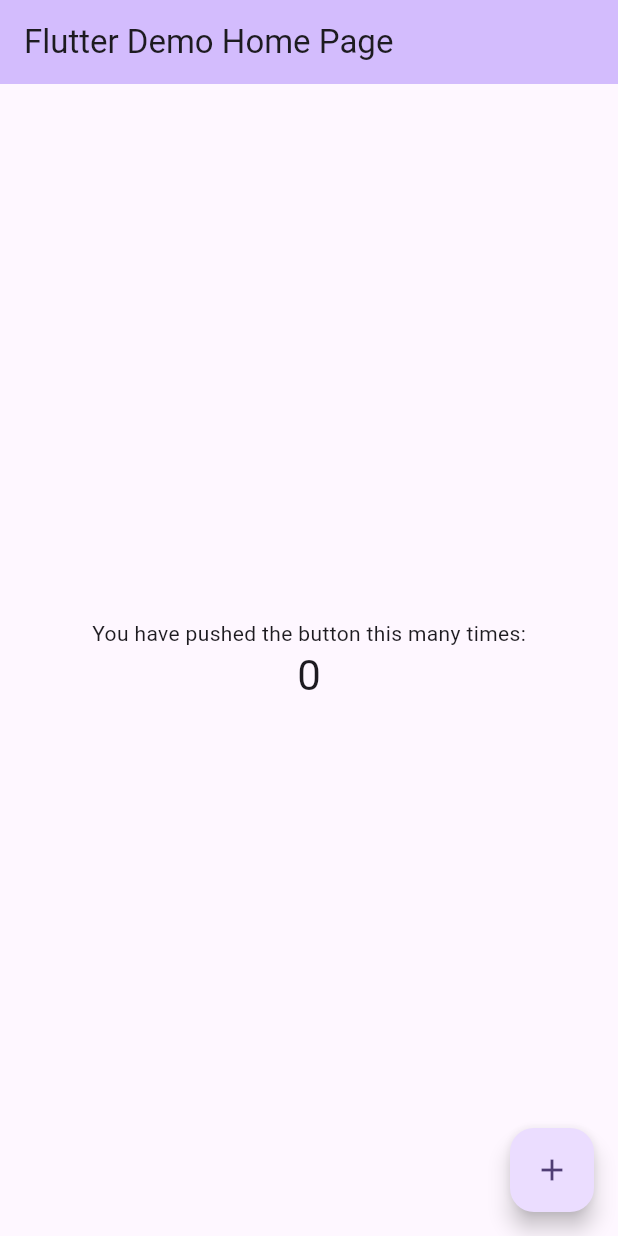
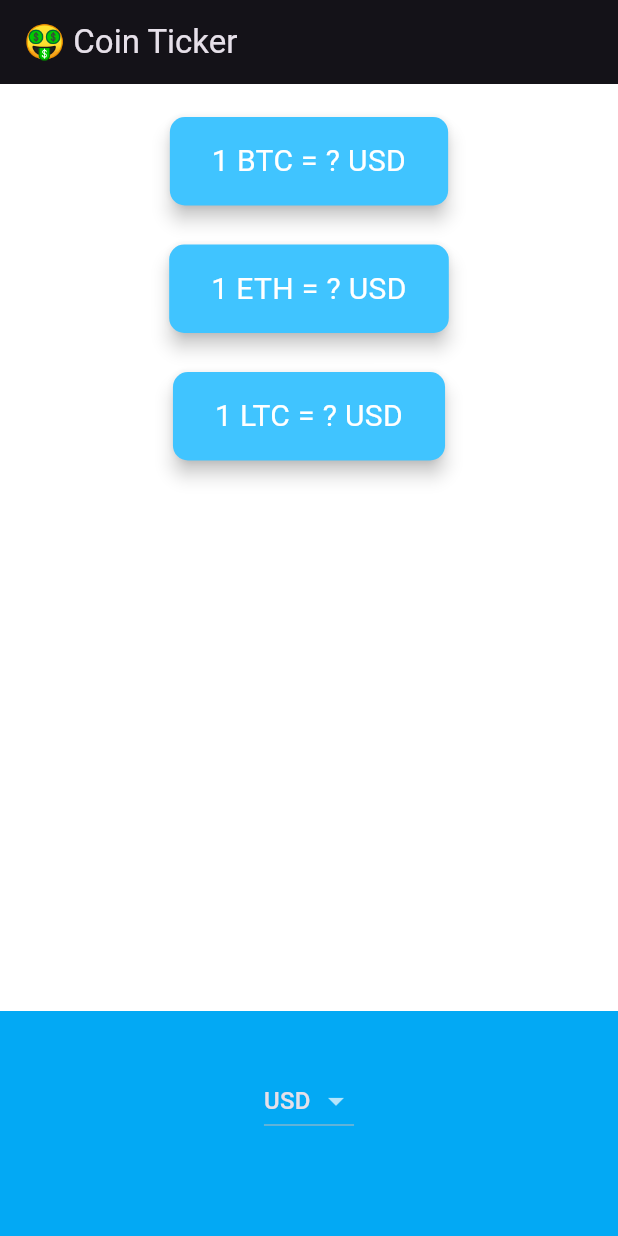
Before and after one commit to ashiqaliaslam/flutter-dart-bootcamp, a Flutter app: the screen it shows after launch, on a phone screen of 412 x 824 dp. Run offline on Flutter 3.47's test engine with Material 3 defaults, Android fonts, the phone set to English and light mode, and no system bars; network calls fail.

Commit message:
bitcoin price app

```diff
--- /dev/null
+++ b/lib/coin_data.dart
@@ -0,0 +1,60 @@
+// ignore_for_file: avoid_print
+
+import 'dart:convert';
+import 'dart:developer' show log;
+
+import 'package:http/http.dart' as http;
+
+const List<String> currenciesList = [
+  'AUD',
+  'BRL',
+  'CAD',
+  'CNY',
+  'EUR',
+  'GBP',
+  'HKD',
+  'IDR',
+  'ILS',
+  'INR',
+  'JPY',
+  'MXN',
+  'NOK',
+  'NZD',
+  'PLN',
+  'PKR',
+  'RON',
+  'RUB',
+  'SEK',
+  'SGD',
+  'USD',
+  'ZAR'
+];
+
+const List<String> cryptoList = ['BTC', 'ETH', 'LTC'];
+
+const coinApiUrl = 'https://rest.coinapi.io/v1/exchangerate';
+const apiKey = '2665C961-861E-4251-BA67-DB441FF599ED';
+
+class CoinData {
+  Future getCoinData(String selectedCurrency) async {
+    Map<String, String> cryptoPrices = {};
+    for (String crypto in cryptoList) {
+      String requestUrl =
+          '$coinApiUrl/$crypto/$selectedCurrency?apikey=$apiKey';
+      http.Response response = await http.get(Uri.parse(requestUrl));
+      if (response.statusCode == 200) {
+        var decodedData = jsonDecode(response.body);
+
+        double lastPrice = decodedData['rate'];
+        cryptoPrices[crypto] = lastPrice.toStringAsFixed(0);
+
+        // return lastPrice;
+      } else {
+        log(response.statusCode.toString());
+        print(response.statusCode);
+        throw 'Problem with the get request';
+      }
+    }
+    return cryptoPrices;
+  }
+}
--- a/lib/main.dart
+++ b/lib/main.dart
@@ -1,125 +1,20 @@
 import 'package:flutter/material.dart';
 
-void main() {
-  runApp(const MyApp());
-}
+import 'price_screen.dart';
+
+void main() => runApp(const MyApp());
 
 class MyApp extends StatelessWidget {
   const MyApp({super.key});
 
-  // This widget is the root of your application.
   @override
   Widget build(BuildContext context) {
     return MaterialApp(
-      title: 'Flutter Demo',
-      theme: ThemeData(
-        // This is the theme of your application.
-        //
-        // TRY THIS: Try running your application with "flutter run". You'll see
-        // the application has a purple toolbar. Then, without quitting the app,
-        // try changing the seedColor in the colorScheme below to Colors.green
-        // and then invoke "hot reload" (save your changes or press the "hot
-        // reload" button in a Flutter-supported IDE, or press "r" if you used
-        // the command line to start the app).
-        //
-        // Notice that the counter didn't reset back to zero; the application
-        // state is not lost during the reload. To reset the state, use hot
-        // restart instead.
-        //
-        // This works for code too, not just values: Most code changes can be
-        // tested with just a hot reload.
-        colorScheme: ColorScheme.fromSeed(seedColor: Colors.deepPurple),
-        useMaterial3: true,
+      theme: ThemeData.dark().copyWith(
+        primaryColor: Colors.lightBlue,
+        scaffoldBackgroundColor: Colors.white,
       ),
-      home: const MyHomePage(title: 'Flutter Demo Home Page'),
+      home: const PriceScreen(),
     );
   }
 }
-
-class MyHomePage extends StatefulWidget {
-  const MyHomePage({super.key, required this.title});
-
-  // This widget is the home page of your application. It is stateful, meaning
-  // that it has a State object (defined below) that contains fields that affect
-  // how it looks.
-
-  // This class is the configuration for the state. It holds the values (in this
-  // case the title) provided by the parent (in this case the App widget) and
-  // used by the build method of the State. Fields in a Widget subclass are
-  // always marked "final".
-
-  final String title;
-
-  @override
-  State<MyHomePage> createState() => _MyHomePageState();
-}
-
-class _MyHomePageState extends State<MyHomePage> {
-  int _counter = 0;
-
-  void _incrementCounter() {
-    setState(() {
-      // This call to setState tells the Flutter framework that something has
-      // changed in this State, which causes it to rerun the build method below
-      // so that the display can reflect the updated values. If we changed
-      // _counter without calling setState(), then the build method would not be
-      // called again, and so nothing would appear to happen.
-      _counter++;
-    });
-  }
-
-  @override
-  Widget build(BuildContext context) {
-    // This method is rerun every time setState is called, for instance as done
-    // by the _incrementCounter method above.
-    //
-    // The Flutter framework has been optimized to make rerunning build methods
-    // fast, so that you can just rebuild anything that needs updating rather
-    // than having to individually change instances of widgets.
-    return Scaffold(
-      appBar: AppBar(
-        // TRY THIS: Try changing the color here to a specific color (to
-        // Colors.amber, perhaps?) and trigger a hot reload to see the AppBar
-        // change color while the other colors stay the same.
-        backgroundColor: Theme.of(context).colorScheme.inversePrimary,
-        // Here we take the value from the MyHomePage object that was created by
-        // the App.build method, and use it to set our appbar title.
-        title: Text(widget.title),
-      ),
-      body: Center(
-        // Center is a layout widget. It takes a single child and positions it
-        // in the middle of the parent.
-        child: Column(
-          // Column is also a layout widget. It takes a list of children and
-          // arranges them vertically. By default, it sizes itself to fit its
-          // children horizontally, and tries to be as tall as its parent.
-          //
-          // Column has various properties to control how it sizes itself and
-          // how it positions its children. Here we use mainAxisAlignment to
-          // center the children vertically; the main axis here is the vertical
-          // axis because Columns are vertical (the cross axis would be
-          // horizontal).
-          //
-          // TRY THIS: Invoke "debug painting" (choose the "Toggle Debug Paint"
-          // action in the IDE, or press "p" in the console), to see the
-          // wireframe for each widget.
-          mainAxisAlignment: MainAxisAlignment.center,
-          children: <Widget>[
-            const Text(
-              'You have pushed the button this many times:',
-            ),
-            Text(
-              '$_counter',
-              style: Theme.of(context).textTheme.headlineMedium,
-            ),
-          ],
-        ),
-      ),
-      floatingActionButton: FloatingActionButton(
-        onPressed: _incrementCounter,
-        tooltip: 'Increment',
-        child: const Icon(Icons.add),
-      ), // This trailing comma makes auto-formatting nicer for build methods.
-    );
-  }
-}
--- /dev/null
+++ b/lib/price_screen.dart
@@ -0,0 +1,179 @@
+import 'dart:developer' show log;
+import 'dart:io' show Platform;
+
+import 'package:flutter/cupertino.dart';
+import 'package:flutter/material.dart';
+
+import 'coin_data.dart';
+
+class PriceScreen extends StatefulWidget {
+  const PriceScreen({super.key});
+
+  @override
+  State<PriceScreen> createState() => _PriceScreenState();
+}
+
+class _PriceScreenState extends State<PriceScreen> {
+  String selectedCurrency = 'USD';
+
+  DropdownButton<String> androidDropdown() {
+    return DropdownButton<String>(
+      value: selectedCurrency,
+      items: getDropdownItems(),
+      onChanged: (value) {
+        setState(() {
+          selectedCurrency = value ?? selectedCurrency;
+          getData();
+        });
+        log(value.toString());
+      },
+    );
+  }
+
+  List<DropdownMenuItem<String>> getDropdownItems() {
+    List<DropdownMenuItem<String>> dropdownItems = [];
+    for (final currency in currenciesList) {
+      // log(currency);
+      var newItem = DropdownMenuItem(
+        value: currency,
+        child: Text(currency),
+      );
+      dropdownItems.add(newItem);
+    }
+    return dropdownItems;
+  }
+
+  CupertinoPicker iOSPicker() {
+    return CupertinoPicker(
+      itemExtent: 32.0,
+      onSelectedItemChanged: (selectedIndex) {
+        log(selectedIndex.toString());
+        setState(() {
+          selectedCurrency = selectedIndex.toString();
+          getData();
+        });
+      },
+      children: getPickerItems(),
+    );
+  }
+
+  List<Text> getPickerItems() {
+    List<Text> pickerItemsList = [];
+    for (final currency in currenciesList) {
+      var newItem = Text(currency);
+      pickerItemsList.add(newItem);
+    }
+    return pickerItemsList;
+  }
+
+  Map<String, String> coinValues = {};
+
+  bool isWaiting = false;
+
+  void getData() async {
+    isWaiting = true;
+    try {
+      var data = await CoinData().getCoinData(selectedCurrency);
+      isWaiting = false;
+      setState(() {
+        coinValues = data;
+      });
+    } catch (e) {
+      log(e.toString());
+    }
+  }
+
+  @override
+  void initState() {
+    log('initState of PriceScreen');
+    super.initState();
+    getData();
+  }
+
+  @override
+  void deactivate() {
+    log('deactivate of the PriceScreen');
+    super.deactivate();
+  }
+
+  @override
+  Widget build(BuildContext context) {
+    log('build() called of PriceScreen');
+    // getDropdownItems();
+
+    return Scaffold(
+      appBar: AppBar(title: const Text('🤑 Coin Ticker')),
+      body: Column(
+        mainAxisAlignment: MainAxisAlignment.spaceBetween,
+        crossAxisAlignment: CrossAxisAlignment.stretch,
+        children: [
+          Column(
+            children: [
+              CurrencyCard(
+                value: isWaiting ? '?' : coinValues['BTC'],
+                cryptoCurrency: 'BTC',
+                selectedCurrency: selectedCurrency,
+              ),
+              CurrencyCard(
+                value: isWaiting ? '?' : coinValues['ETH'],
+                cryptoCurrency: 'ETH',
+                selectedCurrency: selectedCurrency,
+              ),
+              CurrencyCard(
+                value: isWaiting ? '?' : coinValues['LTC'],
+                cryptoCurrency: 'LTC',
+                selectedCurrency: selectedCurrency,
+              ),
+            ],
+          ),
+          Container(
+            height: 150.0,
+            alignment: Alignment.center,
+            padding: const EdgeInsets.only(bottom: 30.0),
+            color: Colors.lightBlue,
+            child: Platform.isIOS ? iOSPicker() : androidDropdown(),
+            // child: getPicker(),
+          )
+        ],
+      ),
+    );
+  }
+}
+
+class CurrencyCard extends StatelessWidget {
+  const CurrencyCard({
+    super.key,
+    this.value,
+    required this.selectedCurrency,
+    required this.cryptoCurrency,
+  });
+
+  final String? value;
+  final String selectedCurrency;
+  final String cryptoCurrency;
+
+  @override
+  Widget build(BuildContext context) {
+    return Padding(
+      padding: const EdgeInsets.fromLTRB(18, 18, 18, 0),
+      child: Card(
+        color: Colors.lightBlueAccent,
+        elevation: 5.0,
+        shape: RoundedRectangleBorder(
+          borderRadius: BorderRadius.circular(10.0),
+        ),
+        child: Padding(
+          padding: const EdgeInsets.symmetric(vertical: 15.0, horizontal: 28.0),
+          child: Text(
+            '1 $cryptoCurrency = $value $selectedCurrency',
+            textAlign: TextAlign.center,
+            style: const TextStyle(
+              fontSize: 20.0,
+              color: Colors.white,
+            ),
+          ),
+        ),
+      ),
+    );
+  }
+}
--- a/pubspec.yaml
+++ b/pubspec.yaml
@@ -35,6 +35,7 @@ dependencies:
   # The following adds the Cupertino Icons font to your application.
   # Use with the CupertinoIcons class for iOS style icons.
   cupertino_icons: ^1.0.6
+  http: ^1.2.2
 
 dev_dependencies:
   flutter_test:
```
Also changed, not shown: pubspec.lock.
